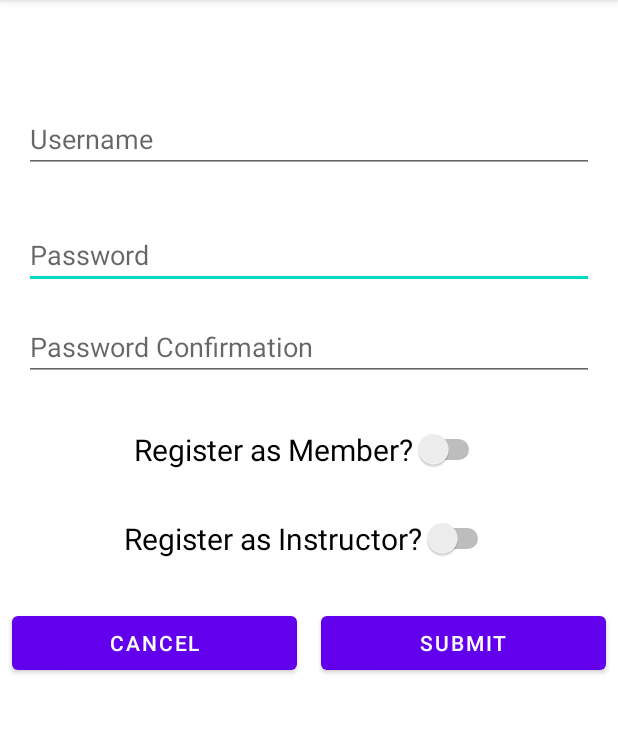
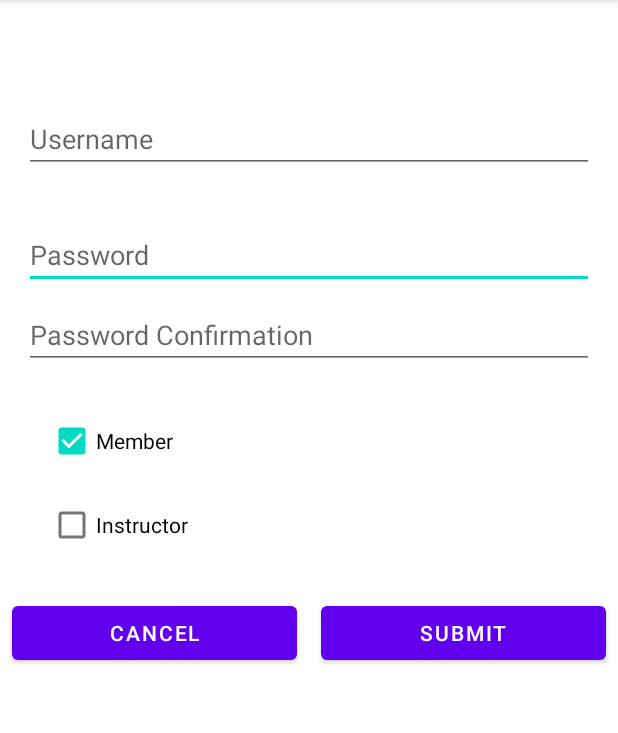
Before and after one commit to CDelongchamp/FinalProject, an Android app: the SignUpActivity screen opened directly, with no data from a screen before it, on a phone screen of 412 x 824 dp, the part 84-817 px from its top. Run offline under Robolectric (Android 15) with nearby library versions, the phone set to English and light mode, and no system bars.

Commit message:
Replaced switches with checkboxes

```diff
--- a/app/src/main/java/com/example/finalproject/SignUpActivity.java
+++ b/app/src/main/java/com/example/finalproject/SignUpActivity.java
@@ -35,6 +35,7 @@ public class SignUpActivity extends AppCompatActivity {
                 String user = username.getText().toString();
                 String pass = password.getText().toString();
 
+
                 if(user.equals("") || pass.equals("")) {
                     Toast.makeText(SignUpActivity.this, "Username or Password cannot be blank.", Toast.LENGTH_SHORT).show();
                 } else {
--- a/app/src/main/res/layout/activity_sign_up.xml
+++ b/app/src/main/res/layout/activity_sign_up.xml
@@ -12,21 +12,10 @@
         android:layout_height="wrap_content"
         android:orientation="vertical"
         app:layout_constraintEnd_toEndOf="parent"
-        app:layout_constraintGuide_begin="20dp"
+        app:layout_constraintGuide_begin="245dp"
+        app:layout_constraintGuide_percent="0.5"
         app:layout_constraintHorizontal_bias="0.5"
-        app:layout_constraintStart_toStartOf="parent"
-        app:layout_constraintGuide_percent="0.5"/>
-
-    <Switch
-        android:id="@+id/switch1"
-        android:layout_width="wrap_content"
-        android:layout_height="wrap_content"
-        android:layout_marginTop="32dp"
-        android:text="Register as Member?"
-        android:textSize="20sp"
-        app:layout_constraintEnd_toEndOf="parent"
-        app:layout_constraintStart_toStartOf="parent"
-        app:layout_constraintTop_toBottomOf="@+id/editTextTextPassword2" />
+        app:layout_constraintStart_toStartOf="parent" />
 
     <EditText
         android:id="@+id/password"
@@ -47,7 +36,7 @@
         android:layout_width="0dp"
         android:layout_height="wrap_content"
         android:layout_marginStart="16dp"
-        android:layout_marginTop="16dp"
+        android:layout_marginTop="8dp"
         android:layout_marginEnd="16dp"
         android:ems="10"
         android:hint="Password Confirmation"
@@ -71,28 +60,17 @@
         app:layout_constraintStart_toStartOf="parent"
         app:layout_constraintTop_toTopOf="parent" />
 
-    <Switch
-        android:id="@+id/switch2"
-        android:layout_width="wrap_content"
-        android:layout_height="wrap_content"
-        android:layout_marginTop="32dp"
-        android:text="Register as Instructor?"
-        android:textSize="20sp"
-        app:layout_constraintEnd_toEndOf="parent"
-        app:layout_constraintStart_toStartOf="parent"
-        app:layout_constraintTop_toBottomOf="@+id/switch1" />
-
     <Button
         android:id="@+id/LogInButton"
         android:layout_width="0dp"
         android:layout_height="wrap_content"
         android:layout_marginStart="8dp"
-        android:layout_marginTop="32dp"
+        android:layout_marginTop="24dp"
         android:layout_marginEnd="8dp"
         android:text="Cancel"
         app:layout_constraintEnd_toStartOf="@+id/guideline3"
         app:layout_constraintStart_toStartOf="parent"
-        app:layout_constraintTop_toBottomOf="@+id/switch2" />
+        app:layout_constraintTop_toBottomOf="@+id/checkBox3" />
 
     <Button
         android:id="@+id/SignUpButton"
@@ -105,4 +83,29 @@
         app:layout_constraintStart_toStartOf="@+id/guideline3"
         app:layout_constraintTop_toTopOf="@+id/LogInButton" />
 
+    <CheckBox
+        android:id="@+id/checkBox2"
+        android:layout_width="0dp"
+        android:layout_height="wrap_content"
+        android:layout_marginStart="32dp"
+        android:layout_marginTop="24dp"
+        android:layout_marginEnd="32dp"
+        android:checked="true"
+        android:text="Member"
+        app:layout_constraintEnd_toEndOf="parent"
+        app:layout_constraintStart_toStartOf="parent"
+        app:layout_constraintTop_toBottomOf="@+id/editTextTextPassword2" />
+
+    <CheckBox
+        android:id="@+id/checkBox3"
+        android:layout_width="0dp"
+        android:layout_height="wrap_content"
+        android:layout_marginStart="32dp"
+        android:layout_marginTop="8dp"
+        android:layout_marginEnd="32dp"
+        android:text="Instructor"
+        app:layout_constraintEnd_toEndOf="parent"
+        app:layout_constraintStart_toStartOf="parent"
+        app:layout_constraintTop_toBottomOf="@+id/checkBox2" />
+
 </androidx.constraintlayout.widget.ConstraintLayout>
```
